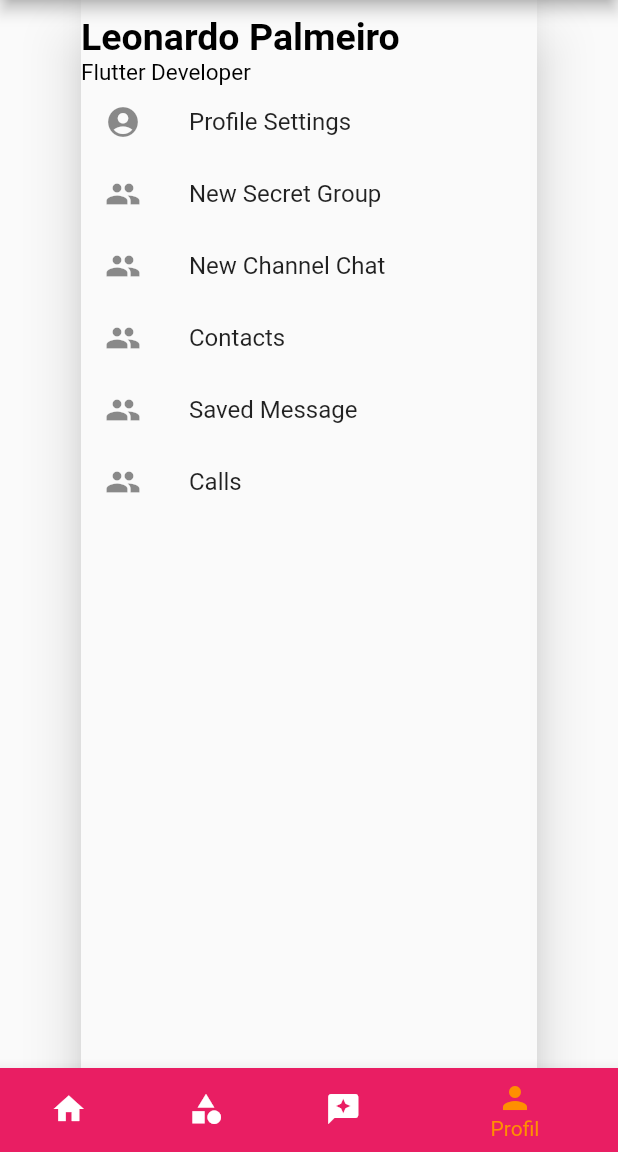
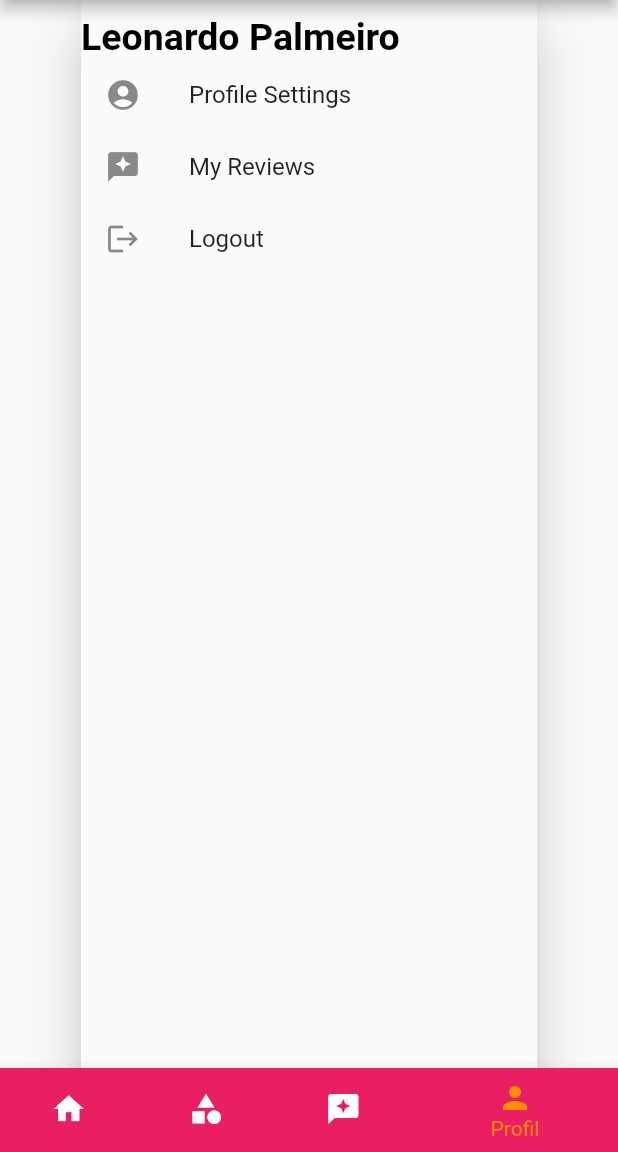
Before and after one commit to aryapangestu/Project_WTB-Travel, a Flutter app: the screen it shows after launch, item 4 of the bottom bar chosen, on a phone screen of 412 x 824 dp, the part 84-1236 px from its top. Run offline on Flutter 3.47's test engine with Material 2 defaults, Android fonts, the phone set to English and light mode, and no system bars; network calls fail.

Commit message:
profileupdate

```diff
--- a/EndUser_WTB-Travel/wtb_travel/lib/views/profile_screen.dart
+++ b/EndUser_WTB-Travel/wtb_travel/lib/views/profile_screen.dart
@@ -22,41 +22,19 @@ class _DrawwerScreenState extends State<DrawerScreen> {
             color: Colors.black,
           ),
         ),
-        Text(
-          'Flutter Developer',
-          style: TextStyle(
-            color: Colors.black,
-            fontSize: 15,
-          ),
-        ),
         DrawerListTitle(
           iconData: Icons.account_circle,
           title: "Profile Settings",
           onTilePressed: () {},
         ),
         DrawerListTitle(
-          iconData: Icons.group,
-          title: "New Secret Group",
+          iconData: Icons.reviews,
+          title: "My Reviews",
           onTilePressed: () {},
         ),
         DrawerListTitle(
-          iconData: Icons.group,
-          title: "New Channel Chat",
-          onTilePressed: () {},
-        ),
-        DrawerListTitle(
-          iconData: Icons.group,
-          title: "Contacts",
-          onTilePressed: () {},
-        ),
-        DrawerListTitle(
-          iconData: Icons.group,
-          title: "Saved Message",
-          onTilePressed: () {},
-        ),
-        DrawerListTitle(
-          iconData: Icons.group,
-          title: "Calls",
+          iconData: Icons.logout,
+          title: "Logout",
           onTilePressed: () {},
         ),
       ],
```
